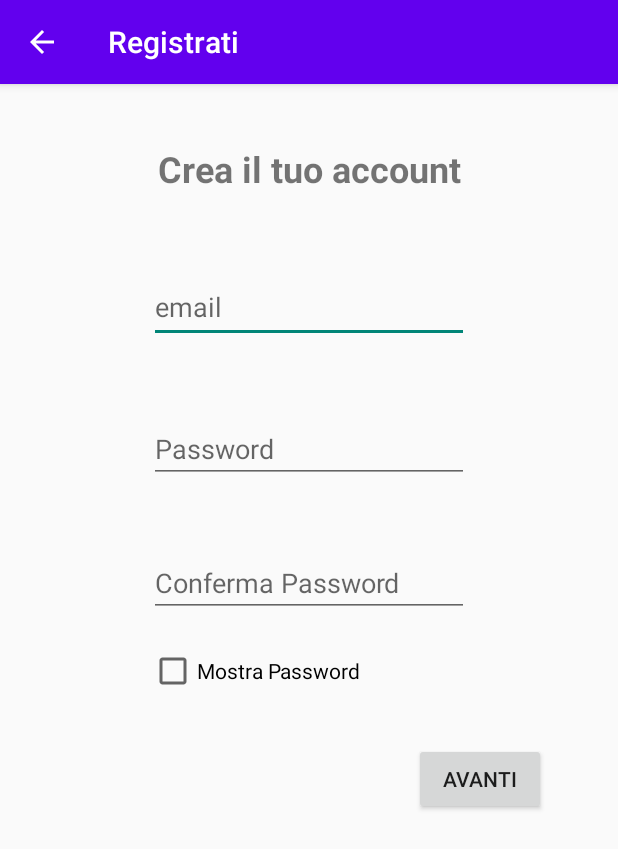
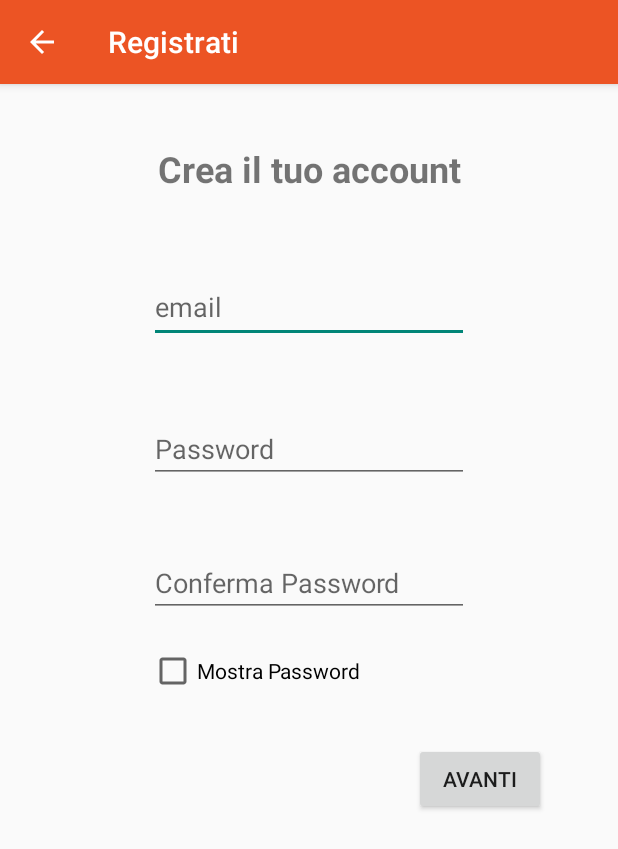
Before and after one commit to Kxos/Progetto_Mobile_PIU, an Android app: the Registrati screen opened directly, with no data from a screen before it, on a phone screen of 412 x 824 dp. Shown: the top 849 px of the screen. Run offline under Robolectric (Android 15) with nearby library versions, the phone set to English and light mode, and no system bars; our stand-ins replace Firebase (no records; nobody signed in at launch, a user with empty details on screens opened directly).

Commit message:
Refactoring Toolbar, inizio lavori su MainPage Activity

```diff
--- a/CapiTool/app/src/main/java/com/uniba/capitool/Registrati.java
+++ b/CapiTool/app/src/main/java/com/uniba/capitool/Registrati.java
@@ -22,12 +22,12 @@ public class Registrati extends AppCompatActivity {
         super.onCreate(savedInstanceState);
         setContentView(R.layout.activity_registrati);
 
-        EditText email=findViewById(R.id.email);
-        EditText password=findViewById(R.id.password);
-        Button avanti=findViewById(R.id.avanti);
+        EditText email = findViewById(R.id.email);
+        EditText password = findViewById(R.id.password);
+        Button avanti = findViewById(R.id.avanti);
 
 
-        Toolbar toolbar = findViewById(R.id.toolbar2);
+        Toolbar toolbar = findViewById(R.id.toolbar);
         toolbar.setTitle("Registrati");
         setSupportActionBar(toolbar);
         getSupportActionBar().setDisplayHomeAsUpEnabled(true);  //fa comparire nella toolbar il pulsante back
--- a/CapiTool/app/src/main/res/drawable/ic_android_black_24dp.xml
+++ /dev/null
@@ -1,9 +0,0 @@
-<vector xmlns:android="http://schemas.android.com/apk/res/android"
-        android:width="24dp"
-        android:height="24dp"
-        android:viewportWidth="24"
-        android:viewportHeight="24">
-    <path
-        android:pathData="M17.6,11.48 L19.44,8.3a0.63,0.63 0,0 0,-1.09 -0.63l-1.88,3.24a11.43,11.43 0,0 0,-8.94 0L5.65,7.67a0.63,0.63 0,0 0,-1.09 0.63L6.4,11.48A10.81,10.81 0,0 0,1 20L23,20A10.81,10.81 0,0 0,17.6 11.48ZM7,17.25A1.25,1.25 0,1 1,8.25 16,1.25 1.25,0 0,1 7,17.25ZM17,17.25A1.25,1.25 0,1 1,18.25 16,1.25 1.25,0 0,1 17,17.25Z"
-        android:fillColor="#FF000000"/>
-</vector>
--- a/CapiTool/app/src/main/res/layout/activity_registrati.xml
+++ b/CapiTool/app/src/main/res/layout/activity_registrati.xml
@@ -7,9 +7,7 @@
     android:theme="@style/Theme.AppCompat.DayNight.NoActionBar"
     tools:context=".Registrati">
 
-    <include
-        android:id="@+id/toolbar2"
-        layout="@layout/toolbar2" />
+    <include layout="@layout/toolbar" />
     <!--
         <EditText
             android:id="@+id/email"
@@ -89,8 +87,8 @@
     <androidx.fragment.app.FragmentContainerView
         android:id="@+id/fragmentContainerView"
         android:layout_width="match_parent"
-        android:layout_height="match_parent"
-        android:layout_below="@+id/toolbar2"
+        android:layout_height="675dp"
+        android:layout_below="@+id/toolbar"
         android:layout_marginTop="0dp" />
 
 
--- a/CapiTool/app/src/main/res/layout/fragment_registra_credenziali.xml
+++ b/CapiTool/app/src/main/res/layout/fragment_registra_credenziali.xml
@@ -9,7 +9,7 @@
         <androidx.constraintlayout.widget.ConstraintLayout
             android:layout_width="match_parent"
             android:layout_height="match_parent"
-            android:layout_below="@+id/toolbar2"
+            android:layout_below="@+id/toolbar"
             android:layout_marginTop="0dp">
 
             <EditText
--- a/CapiTool/app/src/main/res/layout/toolbar2.xml
+++ b/CapiTool/app/src/main/res/layout/toolbar.xml
@@ -1,9 +1,10 @@
 <?xml version="1.0" encoding="utf-8"?>
 <androidx.appcompat.widget.Toolbar xmlns:android="http://schemas.android.com/apk/res/android"
+    xmlns:app="http://schemas.android.com/apk/res-auto"
+    android:id="@+id/toolbar"
     android:layout_width="match_parent"
     android:layout_height="wrap_content"
-    xmlns:app="http://schemas.android.com/apk/res-auto"
-    android:background="@color/design_default_color_primary"
+    android:background="#EC5424"
     android:elevation="4dp"
     android:theme="@style/ThemeOverlay.AppCompat.Dark.ActionBar"
     app:popupTheme="@style/ThemeOverlay.AppCompat.Light">
```
Also changed, not shown: CapiTool/app/src/main/java/com/uniba/capitool/HomePage.java (+9 -0 lines), CapiTool/app/src/main/res/drawable/ic_baseline_menu_24.xml (added, +10 -0 lines), CapiTool/app/src/main/res/layout/activity_home_page.xml (+6 -2 lines).
